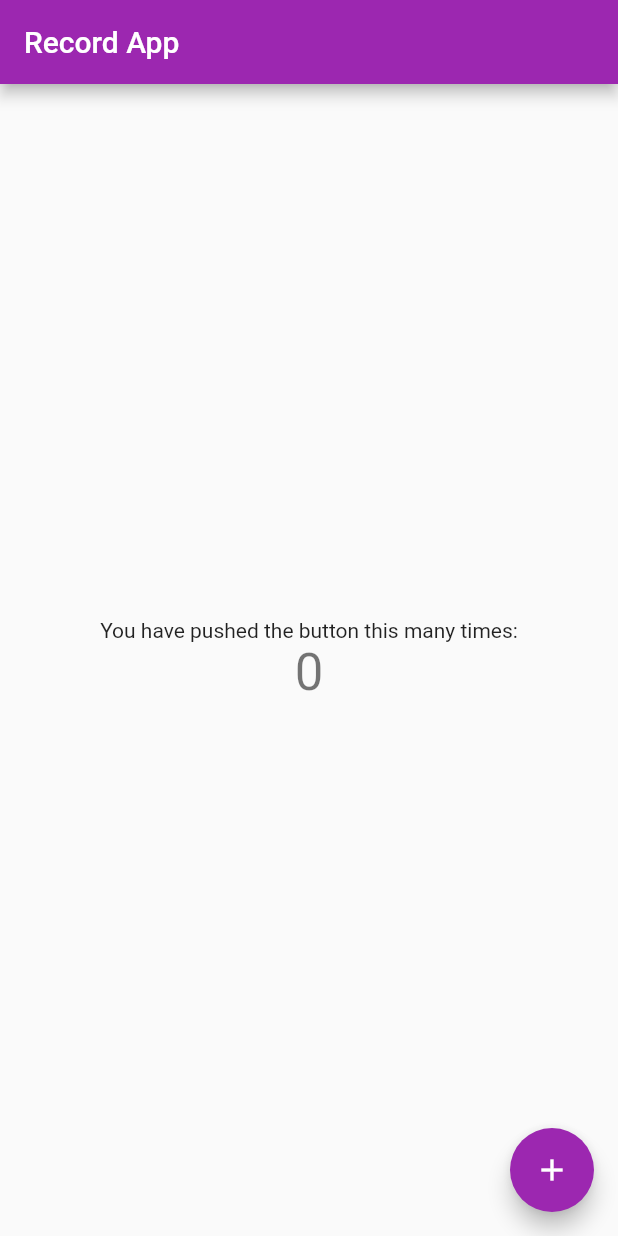
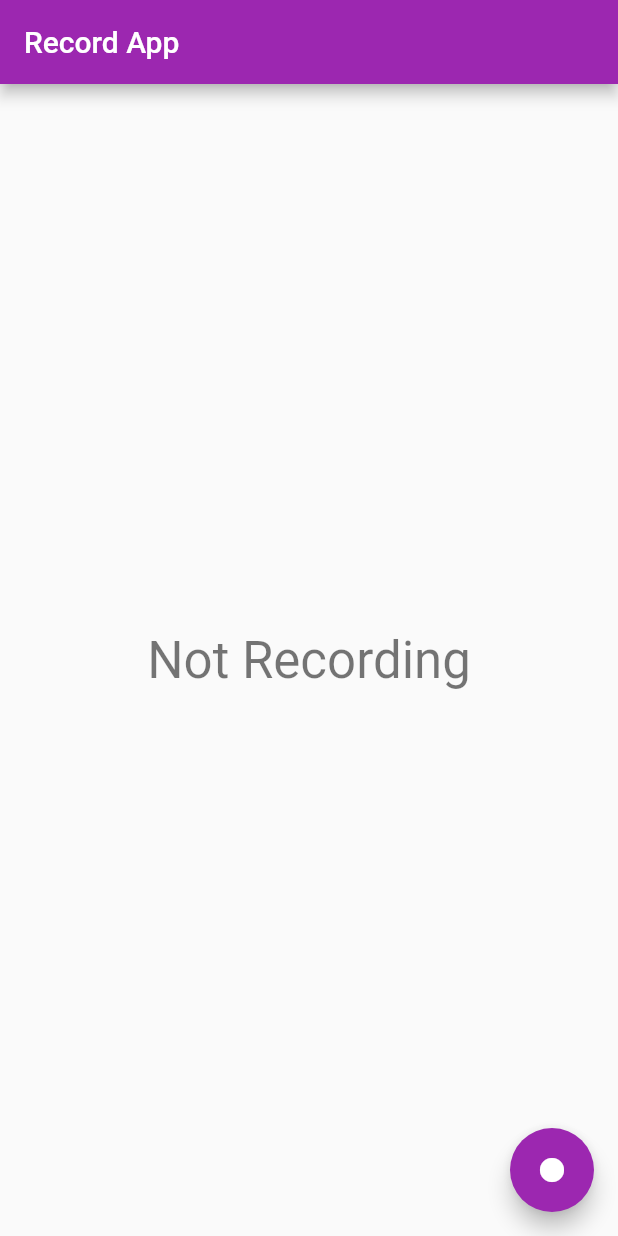
Before and after one commit to bambis13/record_app, a Flutter app: the screen it shows after launch, on a phone screen of 412 x 824 dp. Run offline on Flutter 3.47's test engine with Material 2 defaults, Android fonts, the phone set to English and light mode, and no system bars.

Commit message:
feat: add record button and state text

```diff
--- a/lib/main.dart
+++ b/lib/main.dart
@@ -29,16 +29,11 @@
 }
 
 class _MyHomePageState extends State<MyHomePage> {
-  int _counter = 0;
+  bool _isRecording = false;
 
-  void _incrementCounter() {
+  void _switchRecordingState() {
     setState(() {
-      // This call to setState tells the Flutter framework that something has
-      // changed in this State, which causes it to rerun the build method below
-      // so that the display can reflect the updated values. If we changed
-      // _counter without calling setState(), then the build method would not be
-      // called again, and so nothing would appear to happen.
-      _counter++;
+      _isRecording = !_isRecording;
     });
   }
 
@@ -52,21 +47,18 @@
         child: Column(
           mainAxisAlignment: MainAxisAlignment.center,
           children: <Widget>[
-            const Text(
-              'You have pushed the button this many times:',
-            ),
             Text(
-              '$_counter',
+              _isRecording ? 'Recording' : 'Not Recording',
               style: Theme.of(context).textTheme.headline4,
             ),
           ],
         ),
       ),
       floatingActionButton: FloatingActionButton(
-        onPressed: _incrementCounter,
-        tooltip: 'Increment',
-        child: const Icon(Icons.add),
-      ), // This trailing comma makes auto-formatting nicer for build methods.
+        onPressed: _switchRecordingState,
+        tooltip: _isRecording ? 'stop' : 'start',
+        child: _isRecording ? const Icon(Icons.stop_rounded) : const Icon(Icons.fiber_manual_record)
+      )
     );
   }
 }
```
